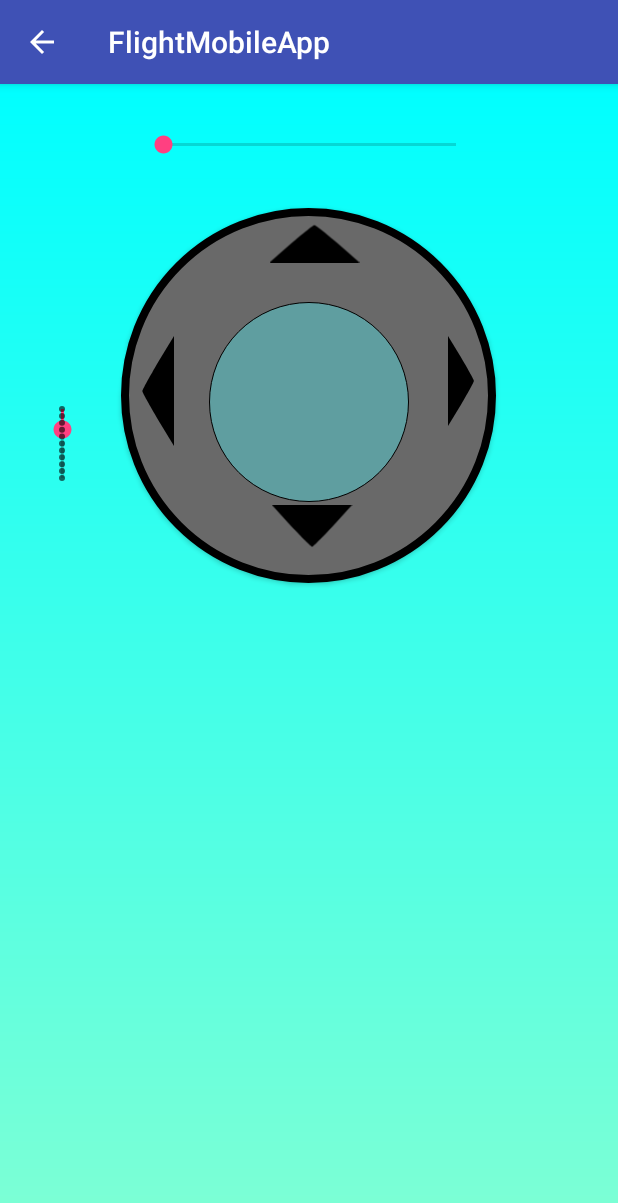
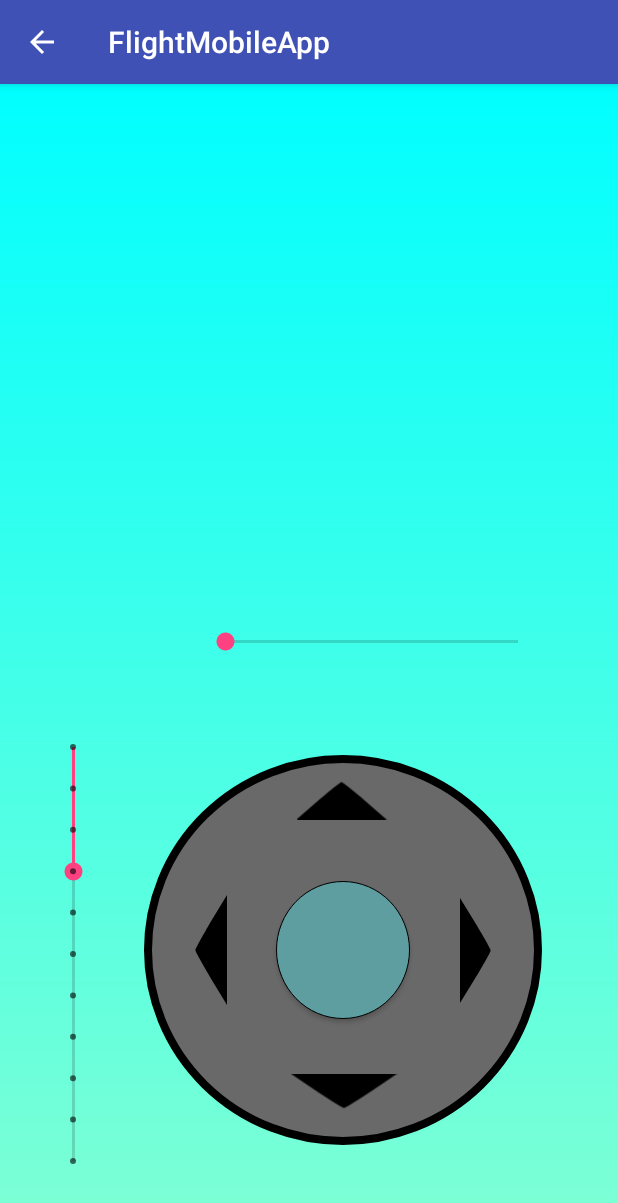
Before and after one commit to shaiac/FlightMobileApp, an Android app: the ControlsActivity screen opened directly, with no data from a screen before it, on a phone screen of 412 x 824 dp. Shown: the top 1203 px of the screen. Run offline under Robolectric (Android 15) with nearby library versions, the phone set to English and light mode, and no system bars.

Commit message:
joystick nice

```diff
--- a/app/src/main/res/layout/activity_second.xml
+++ b/app/src/main/res/layout/activity_second.xml
@@ -1,6 +1,5 @@
 <?xml version="1.0" encoding="utf-8"?>
-<androidx.constraintlayout.widget.ConstraintLayout
-    xmlns:android="http://schemas.android.com/apk/res/android"
+<androidx.constraintlayout.widget.ConstraintLayout xmlns:android="http://schemas.android.com/apk/res/android"
     xmlns:app="http://schemas.android.com/apk/res-auto"
     xmlns:tools="http://schemas.android.com/tools"
     android:layout_width="match_parent"
@@ -12,106 +11,113 @@
         android:id="@+id/seekBar3"
         android:layout_width="227dp"
         android:layout_height="82dp"
-        app:layout_constraintEnd_toEndOf="parent"
-        app:layout_constraintStart_toStartOf="parent"
+        app:layout_constraintBottom_toTopOf="@+id/out_circle"
+        app:layout_constraintEnd_toEndOf="@+id/out_circle"
+        app:layout_constraintHorizontal_bias="1.0"
+        app:layout_constraintStart_toStartOf="@+id/out_circle"
         app:layout_constraintTop_toTopOf="parent"
-        tools:layout_editor_absoluteX="170dp"
-        tools:layout_editor_absoluteY="299dp" />
+        app:layout_constraintVertical_bias="0.907" />
 
     <SeekBar
         android:id="@+id/seekBar4"
         style="@style/Widget.AppCompat.SeekBar.Discrete"
-        android:layout_width="78dp"
-        android:layout_height="447dp"
-        android:layout_marginTop="16dp"
+        android:layout_width="308dp"
+        android:layout_height="89dp"
         android:max="10"
         android:progress="3"
         android:rotation="90"
-        app:layout_constraintEnd_toEndOf="parent"
-        app:layout_constraintHorizontal_bias="0.006"
+        app:layout_constraintBottom_toBottomOf="@+id/out_circle"
+        app:layout_constraintEnd_toStartOf="@+id/out_circle"
         app:layout_constraintStart_toStartOf="parent"
-        app:layout_constraintTop_toTopOf="parent" />
+        app:layout_constraintTop_toTopOf="@+id/out_circle"
+        app:layout_constraintVertical_bias="0.514" />
 
-    <Button
-        android:id="@+id/btn_background"
-        android:layout_width="wrap_content"
-        android:layout_height="wrap_content"
+    <ImageView
+        android:id="@+id/out_circle"
+        android:layout_width="265dp"
+        android:layout_height="260dp"
         android:layout_centerInParent="true"
         android:background="@drawable/circle"
+
+        android:contentDescription="@string/outer_circle"
         android:textColor="#fff"
         app:layout_constraintBottom_toBottomOf="parent"
         app:layout_constraintEnd_toEndOf="parent"
-        app:layout_constraintHorizontal_bias="0.496"
+        app:layout_constraintHorizontal_bias="0.654"
         app:layout_constraintStart_toStartOf="parent"
         app:layout_constraintTop_toTopOf="parent"
-        app:layout_constraintVertical_bias="0.16" />
+        app:layout_constraintVertical_bias="0.881" />
 
     <Button
         android:id="@+id/btn_innerJoystick"
-        android:layout_width="133dp"
-        android:layout_height="133dp"
+        android:layout_width="89dp"
+        android:layout_height="92dp"
         android:layout_centerInParent="true"
         android:background="@drawable/inner_circle"
         android:textColor="#fff"
-        app:layout_constraintBottom_toBottomOf="parent"
-        app:layout_constraintEnd_toEndOf="parent"
-        app:layout_constraintStart_toStartOf="parent"
-        app:layout_constraintTop_toTopOf="parent"
-        app:layout_constraintVertical_bias="0.229" />
+        app:layout_constraintBottom_toBottomOf="@+id/out_circle"
+        app:layout_constraintEnd_toEndOf="@+id/out_circle"
+        app:layout_constraintStart_toStartOf="@+id/out_circle"
+        app:layout_constraintTop_toTopOf="@+id/out_circle" />
 
-    <Button
-        android:id="@+id/btn_tringlrRight"
-        android:layout_width="18dp"
-        android:layout_height="60dp"
+    <ImageView
+        android:id="@+id/arrow_right"
+        android:layout_width="21dp"
+        android:layout_height="70dp"
         android:layout_centerInParent="true"
-        android:layout_marginTop="168dp"
         android:background="@drawable/tringle"
+        android:contentDescription="@string/arrow_right"
         android:textColor="#fff"
-        app:layout_constraintEnd_toEndOf="parent"
-        app:layout_constraintHorizontal_bias="0.758"
-        app:layout_constraintStart_toStartOf="parent"
-        app:layout_constraintTop_toTopOf="parent" />
+        app:layout_constraintBottom_toBottomOf="@+id/out_circle"
+        app:layout_constraintEnd_toEndOf="@+id/out_circle"
+        app:layout_constraintStart_toEndOf="@+id/btn_innerJoystick"
+        app:layout_constraintTop_toTopOf="@+id/out_circle" />
 
-    <Button
-        android:id="@+id/btn_tringleDown"
-        android:layout_width="29dp"
-        android:layout_height="54dp"
+    <ImageView
+        android:id="@+id/arrow_down"
+        android:layout_width="24dp"
+        android:layout_height="71dp"
         android:layout_centerInParent="true"
-        android:layout_marginTop="268dp"
         android:background="@drawable/tringle"
+        android:contentDescription="@string/arrow_down"
         android:rotation="90"
         android:textColor="#fff"
-        app:layout_constraintEnd_toEndOf="parent"
-        app:layout_constraintHorizontal_bias="0.505"
-        app:layout_constraintStart_toStartOf="parent"
-        app:layout_constraintTop_toTopOf="parent" />
+        app:layout_constraintBottom_toBottomOf="@+id/out_circle"
+        app:layout_constraintEnd_toEndOf="@+id/arrow_right"
+        app:layout_constraintHorizontal_bias="0.584"
+        app:layout_constraintStart_toStartOf="@+id/out_circle"
+        app:layout_constraintTop_toBottomOf="@+id/btn_innerJoystick"
+        app:layout_constraintVertical_bias="1.0" />
 
-    <Button
-        android:id="@+id/btn_tringleUp"
+    <ImageView
+        android:id="@+id/arrow_up"
         android:layout_width="26dp"
         android:layout_height="60dp"
         android:layout_centerInParent="true"
-        android:layout_marginTop="76dp"
+        android:layout_marginBottom="24dp"
         android:background="@drawable/tringle"
+        android:contentDescription="@string/arrow_up"
         android:rotation="-90"
         android:textColor="#fff"
-        app:layout_constraintEnd_toEndOf="parent"
-        app:layout_constraintHorizontal_bias="0.509"
-        app:layout_constraintStart_toStartOf="parent"
-        app:layout_constraintTop_toTopOf="parent" />
+        app:layout_constraintBottom_toTopOf="@+id/btn_innerJoystick"
+        app:layout_constraintEnd_toEndOf="@+id/out_circle"
+        app:layout_constraintHorizontal_bias="0.497"
+        app:layout_constraintStart_toStartOf="@+id/out_circle"
+        app:layout_constraintTop_toTopOf="@+id/out_circle"
+        app:layout_constraintVertical_bias="1.0" />
 
-    <Button
-        android:id="@+id/btn_tringlrLeft"
+    <ImageView
+        android:id="@+id/arrow_left"
         android:layout_width="22dp"
         android:layout_height="73dp"
         android:layout_centerInParent="true"
-        android:layout_marginTop="168dp"
         android:background="@drawable/tringle"
+        android:contentDescription="@string/arrow_left"
         android:rotation="180"
-        app:layout_constraintEnd_toEndOf="parent"
-        app:layout_constraintHorizontal_bias="0.241"
-        app:layout_constraintStart_toStartOf="parent"
-        app:layout_constraintTop_toTopOf="parent" />
+        app:layout_constraintBottom_toBottomOf="@+id/out_circle"
+        app:layout_constraintEnd_toStartOf="@+id/btn_innerJoystick"
+        app:layout_constraintStart_toStartOf="@+id/out_circle"
+        app:layout_constraintTop_toTopOf="@+id/out_circle" />
 
 
 </androidx.constraintlayout.widget.ConstraintLayout>
--- a/app/src/main/res/values/strings.xml
+++ b/app/src/main/res/values/strings.xml
@@ -11,4 +11,9 @@
     <string name="title_activity_fullscreen">FullscreenActivity</string>
     <string name="dummy_button">Dummy Button</string>
     <string name="dummy_content">DUMMY\nCONTENT</string>
+    <string name="outer_circle">out_circle</string>
+    <string name="arrow_up">arrow_up</string>
+    <string name="arrow_down">arrow_down</string>
+    <string name="arrow_left">arrow_left</string>
+    <string name="arrow_right">arrow_right</string>
 </resources>
```
